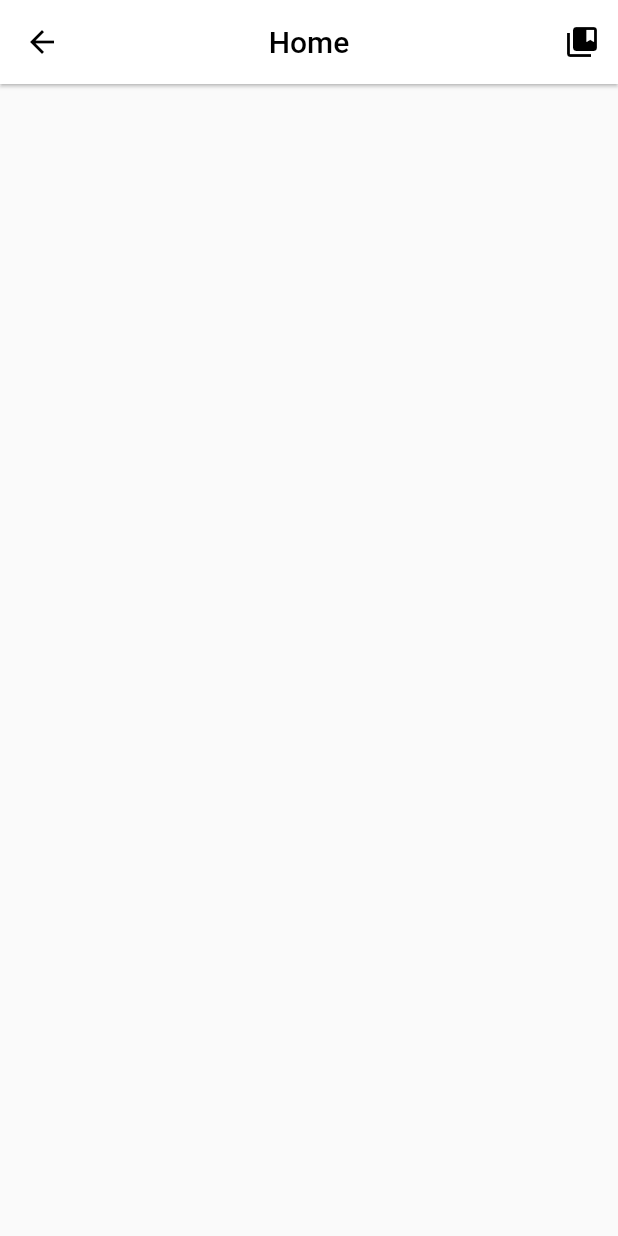
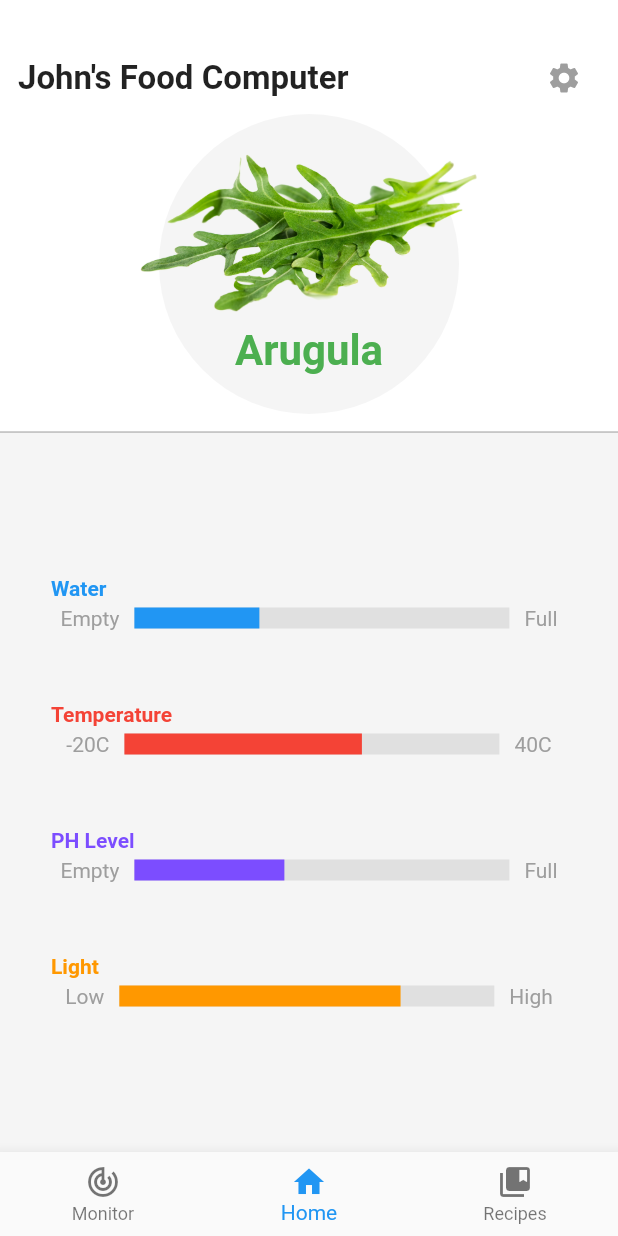
Before and after one commit to e-simpson/Open-Ag-Mobile, a Flutter app: the Home screen opened by its route, on a phone screen of 412 x 824 dp. Run offline on Flutter 3.47's test engine with Material 2 defaults, Android fonts, the phone set to English and light mode, and no system bars; drawn by our look-alikes of percent_indicator; our stand-ins replace carousel_slider, shared_preferences, sqflite; missing offline and left inert: screentheme; accounts and stored records are empty.

Commit message:
added mock home screen added to entities added constants and ui tools added splash route added basic memory pref saving updated routing updated setup and onboarding styling

```diff
--- a/lib/entities/FoodComputer.dart
+++ b/lib/entities/FoodComputer.dart
@@ -21,7 +21,7 @@ class FoodComputer {
     return map;
   }
 
-//  FoodComputer();
+  FoodComputer();
 
   FoodComputer.fromMap(Map<String, dynamic> map) {
     id = map[columnId];
--- a/lib/entities/FoodComputerData.dart
+++ b/lib/entities/FoodComputerData.dart
@@ -19,7 +19,7 @@ class FoodComputerData {
   int foodComputerId;
   int recipeId;
   int cycle;
-  double timestamp;
+  int timestamp;
   double temperature;
   double phLevel;
   double nutrientALevel;
@@ -43,7 +43,7 @@ class FoodComputerData {
     return map;
   }
 
-//  FoodComputer();
+  FoodComputerData();
 
   FoodComputerData.fromMap(Map<String, dynamic> map) {
     id = map[columnId];
@@ -72,7 +72,7 @@ class FoodComputerDataProvider {
               $columnFoodComputerId integer,
               $columnRecipeId integer,
               $columnCycle text,
-              $columnTimestamp real,
+              $columnTimestamp integer,
               $columnTemperature real,
               $columnPhLevel real,
               $columnNutrientALevel real,
--- a/lib/entities/Recipe.dart
+++ b/lib/entities/Recipe.dart
@@ -5,30 +5,34 @@ final String tableUser = 'user';
 final String columnId = '_id';
 final String columnCreatorUserId = 'creatorUserId';
 final String columnTimestamp = 'timestamp';
+final String columnName = 'name';
 final String columnRecipe = 'recipe';
 
 class Recipe {
   int id;
   int creatorUserId;
-  double timestamp;
+  int timestamp;
+  String name;
   String recipe;
 
   Map<String, dynamic> toMap() {
     var map = <String, dynamic>{
       columnCreatorUserId: creatorUserId,
       columnTimestamp: timestamp,
+      columnName: name,
       columnRecipe: recipe
     };
     if (id != null) map[columnId] = id;
     return map;
   }
 
-//  FoodComputer();
+  Recipe();
 
   Recipe.fromMap(Map<String, dynamic> map) {
     id = map[columnId];
     creatorUserId = map[columnCreatorUserId];
     timestamp = map[columnTimestamp];
+    name = map[columnName];
     recipe = map[columnRecipe];
   }
 }
@@ -43,8 +47,9 @@ class RecipeProvider {
             create table $tableUser (
               $columnId integer primary key autoincrement,
               $columnCreatorUserId integer not null,
-              $columnTimestamp real not null,
-              $columnRecipe text
+              $columnTimestamp integer not null,
+              $columnName text not null,
+              $columnRecipe text not null
             )
             ''');
         });
--- a/lib/routes/Home.dart
+++ b/lib/routes/Home.dart
@@ -1,6 +1,11 @@
 import 'package:flutter/cupertino.dart';
 import 'package:flutter/material.dart';
+import 'package:open_ag_mobile/entities/FoodComputer.dart';
+import 'package:open_ag_mobile/entities/FoodComputerData.dart';
+import 'package:open_ag_mobile/entities/Recipe.dart';
 import 'package:open_ag_mobile/routes/RecipeList.dart';
+import 'package:open_ag_mobile/tools/ui.dart';
+import 'package:percent_indicator/percent_indicator.dart';
 
 
 class Home extends StatefulWidget {
@@ -10,6 +15,42 @@ class Home extends StatefulWidget {
 
 
 class HomeState extends State<Home> {
+  int _navigationIndex = 1;
+  FoodComputer foodComputer;
+  Recipe activeRecipe;
+  FoodComputerData latestFoodComputerData;
+
+
+  void loadFoodComputer(){
+    //TODO redo
+    foodComputer = FoodComputer();
+    foodComputer.title = "John's Food Computer";
+    foodComputer.ip = "192.81.2.3";
+  }
+  void loadActiveRecipe(){
+    //TODO redo
+    activeRecipe = Recipe();
+    activeRecipe.name = "Arugula";
+  }
+  void refreshFoodComputerData(){
+    //TODO redo
+    latestFoodComputerData = FoodComputerData();
+    latestFoodComputerData.cycle = 10;
+    latestFoodComputerData.timestamp = DateTime.now().millisecondsSinceEpoch;
+    latestFoodComputerData.h2oLevel = 5;
+    latestFoodComputerData.lightLevel = 2;
+    latestFoodComputerData.nutrientALevel = 1;
+    latestFoodComputerData.nutrientBLevel = 2;
+    latestFoodComputerData.temperature = 27;
+    latestFoodComputerData.phLevel = 4.7;
+  }
+
+  @override
+  void initState() {
+    super.initState();
+    loadFoodComputer();
+    loadActiveRecipe();
+  }
 
   void openRecipeList(){
     Navigator.of(context).push(CupertinoPageRoute<bool>(builder: (context) => RecipeList()));
@@ -19,20 +60,88 @@ class HomeState extends State<Home> {
     Navigator.of(context).push(CupertinoPageRoute<bool>(builder: (context) => RecipeList()));
   }
 
+
+
+
+
   @override
   Widget build(BuildContext context) {
+    Color primary = Theme.of(context).primaryColor;
 
-    Widget appBar = AppBar(
-      elevation: 1.0,
-      backgroundColor: Colors.white,
-      title: Text( "Home", style: TextStyle(color: Colors.black)),
-      centerTitle: true,
-      actions: <Widget>[IconButton(icon: Icon(Icons.collections_bookmark), onPressed: openRecipeList)],
+    Widget header = Container(color: Colors.white,
+        child: Padding(padding: const EdgeInsets.all(12.0),
+          child: Column(crossAxisAlignment: CrossAxisAlignment.start,
+            children: <Widget>[
+              Padding(padding: const EdgeInsets.only(top: 16.0)),
+              Row(
+                children: <Widget>[
+                  Expanded(child: Text(foodComputer.title, style: TextStyle(color: Colors.black87, fontWeight: FontWeight.bold, fontSize: 22.0), textAlign: TextAlign.start)),
+                  IconButton(icon: Icon(Icons.settings), color: Colors.grey, onPressed: (){})
+                ],
+              ),
+
+              Center(child: Stack(
+                alignment: Alignment.center,
+                children: <Widget>[
+                  Material(
+                    child: Container(height: 200.0, width: 200.0),
+                    color: Colors.grey[100],
+                    borderRadius: BorderRadius.circular(100.0),
+                  ),
+                  Column(children: <Widget>[
+                    Image.asset("assets/" + activeRecipe.name.toLowerCase() + ".png", width: 250.0),
+                    Padding(padding: const EdgeInsets.only(top: 8.0)),
+                    Text(activeRecipe.name, style: TextStyle(fontWeight: FontWeight.bold, fontSize: 28.0, color: primary)),
+                  ]),
+                ],
+              )),
+
+
+            ],
+          ),
+        )
+    );
+
+
+    Widget stats = Expanded(child: Container( alignment: Alignment.center,
+      child: Column(mainAxisSize: MainAxisSize.max, mainAxisAlignment: MainAxisAlignment.spaceEvenly, crossAxisAlignment: CrossAxisAlignment.center,
+        children: <Widget>[
+          Padding(padding: const EdgeInsets.only(left: 10.0)),
+          NamedProgressBar("Water", 20, 60, Colors.blue, "Empty", "Full"),
+          NamedProgressBar("Temperature", 38, 60, Colors.red, "-20C", "40C"),
+          NamedProgressBar("PH Level", 24, 60, Colors.deepPurpleAccent, "Empty", "Full"),
+          NamedProgressBar("Light", 45, 60, Colors.orange, "Low", "High"),
+          Padding(padding: const EdgeInsets.only(left: 10.0)),
+        ],
+      ))
+    );
+
+
+    Widget monitor = Container();
+
+    Widget recipes = Container();
+
+    Widget home = Column(children: <Widget>[
+      header,
+      Divider(height:0.0, color: Colors.black38),
+      stats
+    ]);
+
+    Widget bottomBar = BottomNavigationBar(
+      currentIndex: _navigationIndex,
+      onTap: (int i){setState(() {_navigationIndex = i;});},
+      items: [
+        BottomNavigationBarItem(icon: Icon(Icons.track_changes), title: Text("Monitor")),
+        BottomNavigationBarItem(icon: Icon(Icons.home), title: Text("Home")),
+        BottomNavigationBarItem(icon: Icon(Icons.collections_bookmark), title: Text("Recipes")),
+      ]
     );
 
     return Scaffold(
         resizeToAvoidBottomPadding: false,
-        appBar: appBar,
+        backgroundColor: Colors.grey[100],
+        body: _navigationIndex == 0 ? monitor : _navigationIndex == 1 ? home : recipes,
+        bottomNavigationBar: bottomBar,
     );
   }
 }
--- /dev/null
+++ b/lib/tools/constants.dart
@@ -0,0 +1,4 @@
+
+
+final String foodComputerNamePreference = "FOODCOMPUTER_NAME";
+final String hasFoodComputerPreference = "FOODCOMPUTER_EXISTS"; //TODO use this instead
--- /dev/null
+++ b/lib/tools/ui.dart
@@ -0,0 +1,65 @@
+
+
+
+import 'package:flutter/cupertino.dart';
+import 'package:flutter/material.dart';
+import 'package:percent_indicator/linear_percent_indicator.dart';
+
+Widget FullWidthCupertinoButton(String text, Function onPressed, Color color){
+  return CupertinoButton(
+      child: Text(text, style: TextStyle(color: onPressed != null ? color : Colors.black26, fontSize: 20.0)),
+      borderRadius: BorderRadius.circular(0.0),
+      onPressed: onPressed,
+      color: color.withOpacity(0.2),
+      disabledColor: Colors.grey[100]//Color.lerp(color.withOpacity(0.2), Colors.black12, 0.7),
+  );
+}
+
+Widget NamedProgressBar(String name, int value, int max, Color color, String minText, String maxText){
+  return Padding(padding: const EdgeInsets.only(left: 34.0, right: 34.0),
+    child: Column(
+      children: <Widget>[
+        Row(mainAxisSize: MainAxisSize.max, mainAxisAlignment: MainAxisAlignment.start,
+          children: [Text(name, style: TextStyle(fontSize: 14.0, fontWeight: FontWeight.bold, color: color))],
+        ),
+        Row(mainAxisSize: MainAxisSize.max, mainAxisAlignment: MainAxisAlignment.center,
+          children: <Widget>[
+            Padding(padding: const EdgeInsets.only(top: 4.0),
+              child: LinearPercentIndicator(
+                width: 270.0,
+                lineHeight: 14.0,
+                percent: value/max,
+                backgroundColor: Colors.grey[300],
+                progressColor: color,
+                animation: true,
+                animationDuration: 1000,
+                leading: Text(minText, style: TextStyle(color: Colors.grey)),
+                trailing: Text(maxText, style: TextStyle(color: Colors.grey)),
+//                center: Text(((value/max)*100).toInt().toString() + "%", style: TextStyle(color: (value/max) < 0.6 ? Colors.black : Colors.white)),
+              ),
+            ),
+          ],
+        ),
+      ],
+    ),
+  );
+
+
+//  return Padding(
+//    padding: const EdgeInsets.all(8.0),
+//    child: Row(mainAxisSize: MainAxisSize.max, mainAxisAlignment: MainAxisAlignment.center,
+//      children: <Widget>[
+//        Text(minText, style: TextStyle(color: Colors.grey)),
+//        Container(
+//          width: 150.0,
+//          child: LinearProgressIndicator(
+//            valueColor: AlwaysStoppedAnimation<Color>(color),
+//            backgroundColor: Colors.grey,
+//            value: 0.3,
+//          ),
+//        ),
+//        Text(maxText, style: TextStyle(color: Colors.grey))
+//      ],
+//    ),
+//  );
+}
```
Also changed, not shown: lib/main.dart (+9 -8 lines), lib/routes/Setup.dart (+20 -12 lines), lib/routes/Splash.dart (added, +39 -0 lines), pubspec.yaml (+7 -2 lines), assets/arugula.png (added), lib/routes/Settings.dart (added).
